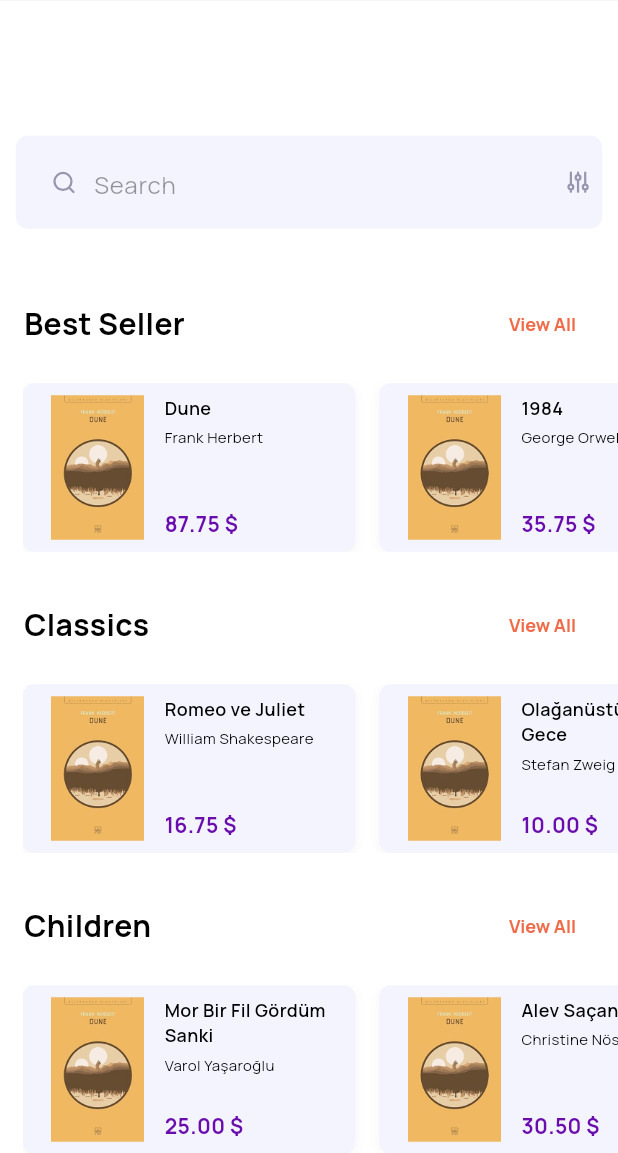
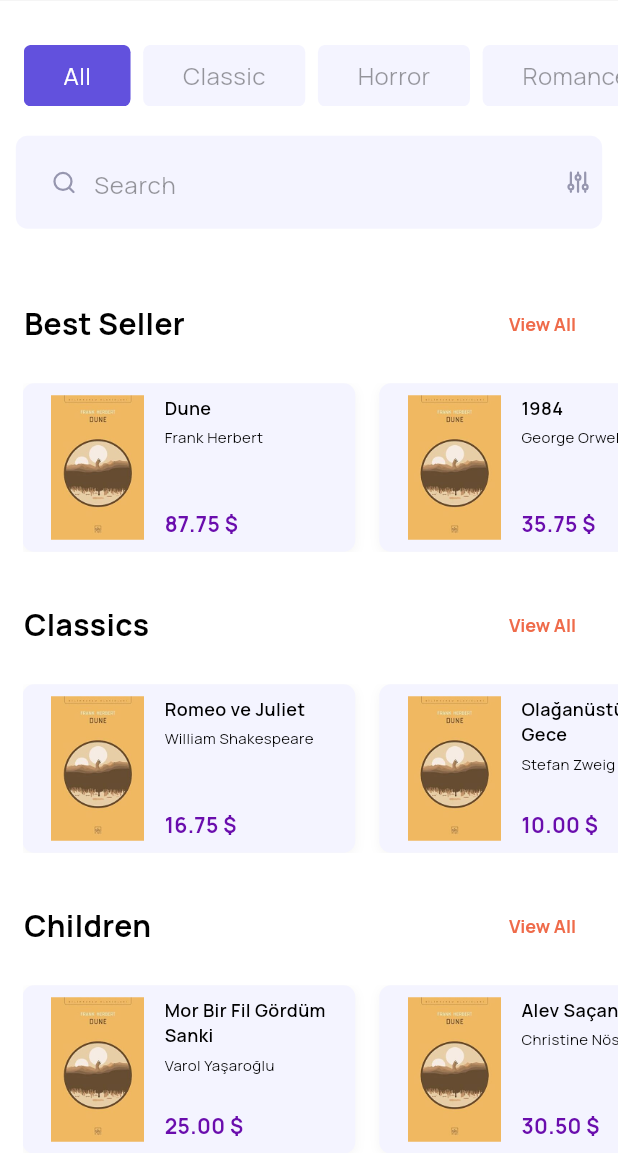
Before and after one commit to ozataknurullah/book_app_intern, a Flutter app: the screen it shows after launch, on a phone screen of 412 x 824 dp, the part 83-1236 px from its top. Run offline on Flutter 3.47's test engine with Material 3 defaults, Android fonts, the phone set to English and light mode, and no system bars; our stand-ins replace auto_route, flutter_riverpod, flutter_screenutil, flutter_svg.

Commit message:
Book Category issue fixed
Book Category datasource, repository and model added and fixed the invisibale issue

```diff
--- /dev/null
+++ b/lib/features/home/data/datasources/book_category_datasource.dart
@@ -0,0 +1,13 @@
+import 'package:book_app_intern_project/features/home/domain/book_category_model.dart';
+
+class BookCategoryDatasource {
+  List<BookCategoryModel> fetchCategories() {
+    return [
+      BookCategoryModel(id: "0", name: "All"),
+      BookCategoryModel(id: "1", name: "Classic"),
+      BookCategoryModel(id: "2", name: "Horror"),
+      BookCategoryModel(id: "3", name: "Romance"),
+      BookCategoryModel(id: "4", name: "Adventure"),
+    ];
+  }
+}
--- a/lib/features/home/data/datasources/category_datasource.dart
+++ b/lib/features/home/data/datasources/category_datasource.dart
@@ -7,6 +7,26 @@
       CategoryModel(
         title: "Best Seller",
         books: [
+          BookModel(
+            title: "Dune",
+            author: "Frank Herbert",
+            price: 87.75,
+          ),
+          BookModel(
+            title: "1984",
+            author: "George Orwell",
+            price: 35.75,
+          ),
+          BookModel(
+            title: "Dune",
+            author: "Frank Herbert",
+            price: 87.75,
+          ),
+          BookModel(
+            title: "1984",
+            author: "George Orwell",
+            price: 35.75,
+          ),
           BookModel(
             title: "Dune",
             author: "Frank Herbert",
@@ -32,6 +52,26 @@
             author: "Stefan Zweig",
             price: 10.00,
           ),
+          BookModel(
+            title: "Romeo ve Juliet",
+            author: "William Shakespeare",
+            price: 16.75,
+          ),
+          BookModel(
+            title: "Olağanüstü Bir Gece",
+            author: "Stefan Zweig",
+            price: 10.00,
+          ),
+          BookModel(
+            title: "Romeo ve Juliet",
+            author: "William Shakespeare",
+            price: 16.75,
+          ),
+          BookModel(
+            title: "Olağanüstü Bir Gece",
+            author: "Stefan Zweig",
+            price: 10.00,
+          ),
         ],
       ),
       CategoryModel(
@@ -47,6 +87,26 @@
             author: "Christine Nöstlinger",
             price: 30.50,
           ),
+          BookModel(
+            title: "Mor Bir Fil Gördüm Sanki",
+            author: "Varol Yaşaroğlu",
+            price: 25.00,
+          ),
+          BookModel(
+            title: "Alev Saçan Çocuk",
+            author: "Christine Nöstlinger",
+            price: 30.50,
+          ),
+          BookModel(
+            title: "Mor Bir Fil Gördüm Sanki",
+            author: "Varol Yaşaroğlu",
+            price: 25.00,
+          ),
+          BookModel(
+            title: "Alev Saçan Çocuk",
+            author: "Christine Nöstlinger",
+            price: 30.50,
+          ),
         ],
       ),
     ];
--- /dev/null
+++ b/lib/features/home/data/repositories/book_category_repository.dart
@@ -0,0 +1,11 @@
+import 'package:book_app_intern_project/features/home/data/datasources/book_category_datasource.dart';
+import 'package:book_app_intern_project/features/home/domain/book_category_model.dart';
+
+class BookCategoryRepository {
+  final BookCategoryDatasource bookCategoryDatasource;
+
+  BookCategoryRepository({required this.bookCategoryDatasource});
+
+  List<BookCategoryModel> getCategories() =>
+      bookCategoryDatasource.fetchCategories();
+}
--- a/lib/features/home/presentation/pages/home_screen.dart
+++ b/lib/features/home/presentation/pages/home_screen.dart
@@ -2,7 +2,9 @@
 import 'package:book_app_intern_project/core/routes/app_router.dart';
 import 'package:book_app_intern_project/core/theme/app_theme.dart';
 import 'package:book_app_intern_project/core/widgets/custom_appbar.dart';
+import 'package:book_app_intern_project/features/home/data/datasources/book_category_datasource.dart';
 import 'package:book_app_intern_project/features/home/data/datasources/category_datasource.dart';
+import 'package:book_app_intern_project/features/home/data/repositories/book_category_repository.dart';
 import 'package:book_app_intern_project/features/home/data/repositories/category_repository.dart';
 import 'package:book_app_intern_project/features/home/domain/book_category_model.dart';
 import 'package:book_app_intern_project/features/home/domain/category_model.dart';
@@ -21,16 +23,20 @@
 
 class _HomeScreenState extends State<HomeScreen> {
   int selectedCategoryIndex = 0;
-  List<BookCategoryModel> bookCategories = [];
   final TextEditingController searchController = TextEditingController();
   late CategoryRepository repository;
   late final List<CategoryModel> categories;
+  late BookCategoryRepository bookCategoryRepository;
+  late final List<BookCategoryModel> bookCategories;
 
   @override
   void initState() {
     super.initState();
     repository = CategoryRepository(dataSource: CategoryDataSource());
     categories = repository.getCategories();
+    bookCategoryRepository = BookCategoryRepository(
+        bookCategoryDatasource: BookCategoryDatasource());
+    bookCategories = bookCategoryRepository.getCategories();
   }
 
   void _onCategoryTap(int index) {
@@ -58,7 +64,7 @@
           Expanded(
             child: ListView.builder(
               padding: EdgeInsets.only(top: 20.h),
-              itemCount: categories.length,
+              itemCount: categories.length > 4 ? 4 : categories.length,
               itemBuilder: (context, index) {
                 final category = categories[index];
                 return BookCategorySection(
```
Also changed, not shown: lib/features/home/domain/book_category_model.dart (+0 -12 lines), lib/features/home/presentation/pages/category_screen.dart (+7 -3 lines), lib/features/home/presentation/widgets/book_card.dart (+16 -13 lines).
